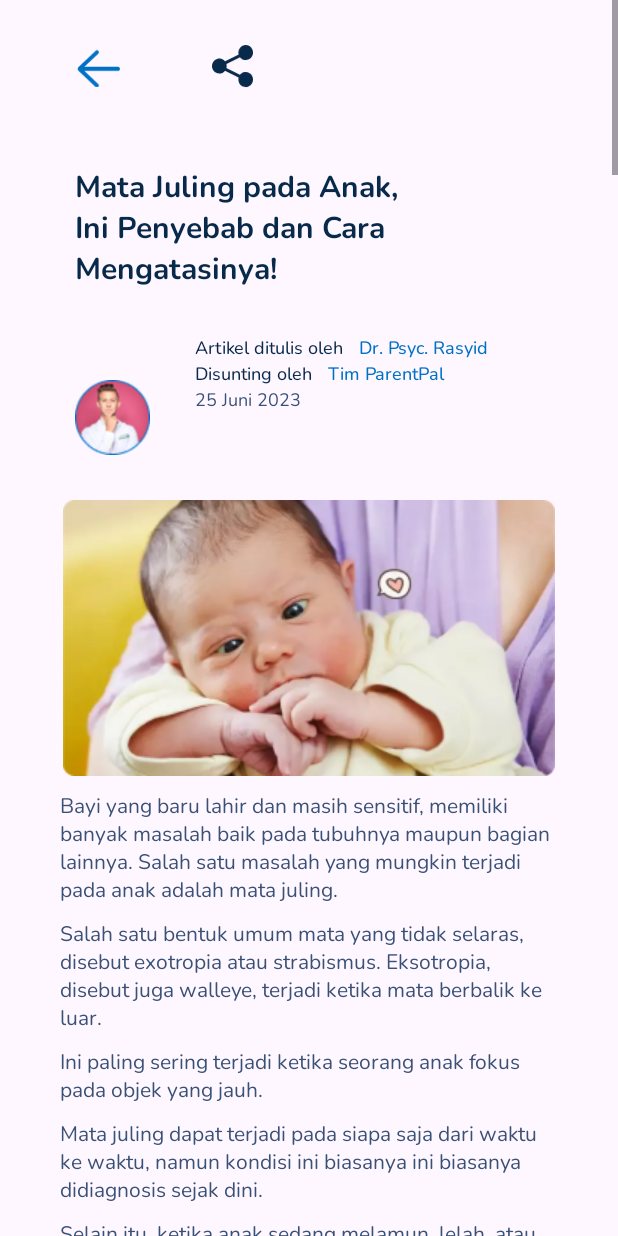
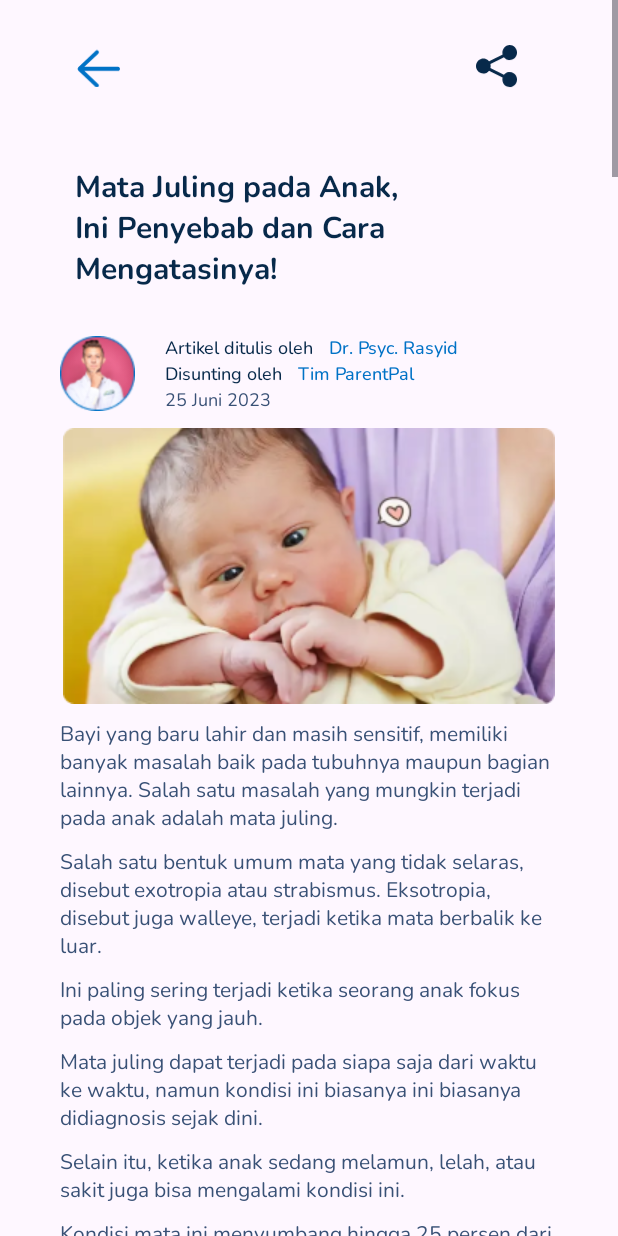
Before and after one commit to creamy-pandoraxx/ParentPal, an Android app: the artikel screen opened directly, with no data from a screen before it, on a phone screen of 412 x 824 dp. Run offline under Robolectric (Android 15) with nearby library versions, the phone set to English and light mode, and no system bars.

Commit message:
artikel (on progress) detail artikel on progress

```diff
--- a/app/src/main/res/layout/activity_artikel.xml
+++ b/app/src/main/res/layout/activity_artikel.xml
@@ -20,8 +20,7 @@
             <LinearLayout
                 android:layout_width="match_parent"
                 android:layout_height="80dp"
-                android:orientation="horizontal"
-                >
+                android:orientation="horizontal">
 
                 <ImageView
                     android:id="@+id/back"
@@ -32,7 +31,8 @@
 
                 <ImageView
                     android:id="@+id/share"
-                    android:layout_width="30dp"
+                    android:paddingLeft="160dp"
+                    android:layout_width="match_parent"
                     android:layout_height="30dp"
                     android:layout_margin="30dp"
                     android:src="@drawable/share" />
@@ -59,14 +59,16 @@
             <LinearLayout
                 android:layout_width="match_parent"
                 android:layout_height="match_parent"
-                android:orientation="horizontal">
+                android:orientation="horizontal"
+                android:paddingBottom="10dp">
 
                 <ImageView
                     android:id="@+id/profil"
                     android:layout_width="50dp"
                     android:layout_height="50dp"
+                    android:layout_gravity="center"
                     android:src="@drawable/profildr"
-                    android:layout_margin="30dp"/>
+                    android:layout_marginLeft="20dp"/>
 
                 <LinearLayout
                     android:layout_width="wrap_content"
@@ -81,19 +83,20 @@
                         <TextView
                             android:layout_width="wrap_content"
                             android:layout_height="wrap_content"
+                            android:fontFamily="@font/nunitomedium"
+                            android:paddingLeft="20dp"
+                            android:paddingRight="10dp"
                             android:text="Artikel ditulis oleh"
-                            android:textSize="12sp"
                             android:textColor="@color/text"
-                            android:fontFamily="@font/nunitomedium"
-                            android:paddingRight="10dp"/>
+                            android:textSize="12sp" />
 
                         <TextView
                             android:layout_width="match_parent"
                             android:layout_height="match_parent"
+                            android:fontFamily="@font/nunitomedium"
                             android:text="Dr. Psyc. Rasyid"
-                            android:textSize="12sp"
                             android:textColor="@color/primary"
-                            android:fontFamily="@font/nunitomedium"/>
+                            android:textSize="12sp" />
 
                     </LinearLayout>
 
@@ -105,19 +108,20 @@
                         <TextView
                             android:layout_width="wrap_content"
                             android:layout_height="wrap_content"
+                            android:fontFamily="@font/nunitomedium"
+                            android:paddingLeft="20dp"
+                            android:paddingRight="10dp"
                             android:text="Disunting oleh"
-                            android:textSize="12sp"
                             android:textColor="@color/text"
-                            android:fontFamily="@font/nunitomedium"
-                            android:paddingRight="10dp"/>
+                            android:textSize="12sp" />
 
                         <TextView
                             android:layout_width="match_parent"
                             android:layout_height="match_parent"
+                            android:fontFamily="@font/nunitomedium"
                             android:text="Tim ParentPal"
-                            android:textSize="12sp"
                             android:textColor="@color/primary"
-                            android:fontFamily="@font/nunitomedium"/>
+                            android:textSize="12sp" />
 
                     </LinearLayout>
 
@@ -129,18 +133,17 @@
                         <TextView
                             android:layout_width="wrap_content"
                             android:layout_height="wrap_content"
+                            android:fontFamily="@font/nunitoregular"
+                            android:paddingLeft="20dp"
+                            android:paddingRight="10dp"
                             android:text="25 Juni 2023"
-                            android:textSize="12sp"
                             android:textColor="@color/text_200"
-                            android:fontFamily="@font/nunitoregular"
-                            android:paddingRight="10dp"/>
+                            android:textSize="12sp" />
 
                     </LinearLayout>
 
 
-
                 </LinearLayout>
-
 
 
             </LinearLayout>
@@ -913,19 +916,6 @@ Trauma, infeksi, dan penyakit lainnya juga bisa menyebabkan gangguan otot-otot p
                     android:fontFamily="@font/nunitobold"
                     android:text="Kategori"/>
 
-
-                    <ImageButton
-                        android:id="@+id/button"
-                        android:layout_width="wrap_content"
-                        android:layout_height="wrap_content"
-                        android:background="@null"
-                        android:scaleType="fitXY"
-                        android:src="@drawable/button" />
-
-
-
-
-
             </LinearLayout>
 
 
```
Also changed, not shown: app/src/main/AndroidManifest.xml (+7 -4 lines), app/src/main/java/com/example/parentpal/detailartikel.kt (added, +11 -0 lines), app/src/main/res/drawable/kalender.xml (added, +9 -0 lines), app/src/main/res/drawable/lokasi.xml (added, +9 -0 lines), app/src/main/res/drawable/time.xml (added, +9 -0 lines), app/src/main/res/layout/activity_detailartikel.xml (added, +256 -0 lines), app/src/main/res/drawable/logoparentpal.png (added), app/src/main/res/drawable/poster.jpg (added), app/src/main/res/drawable/profilpembicara.png (added).
